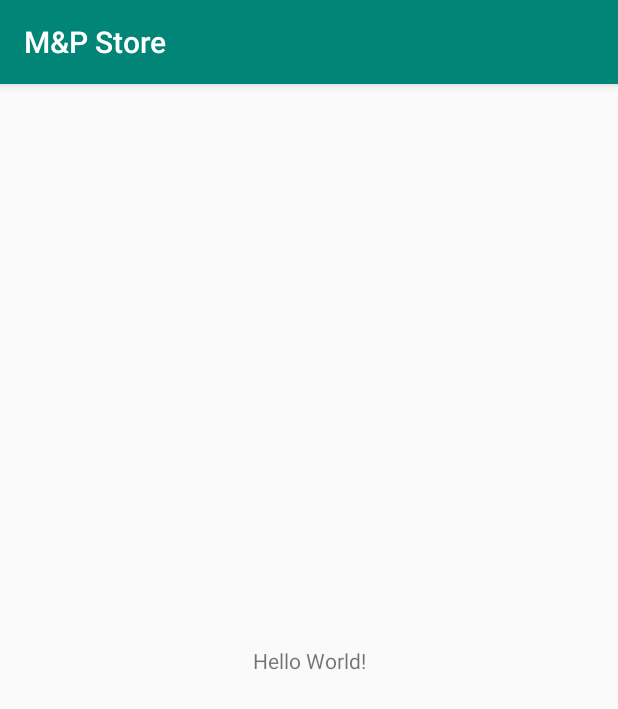
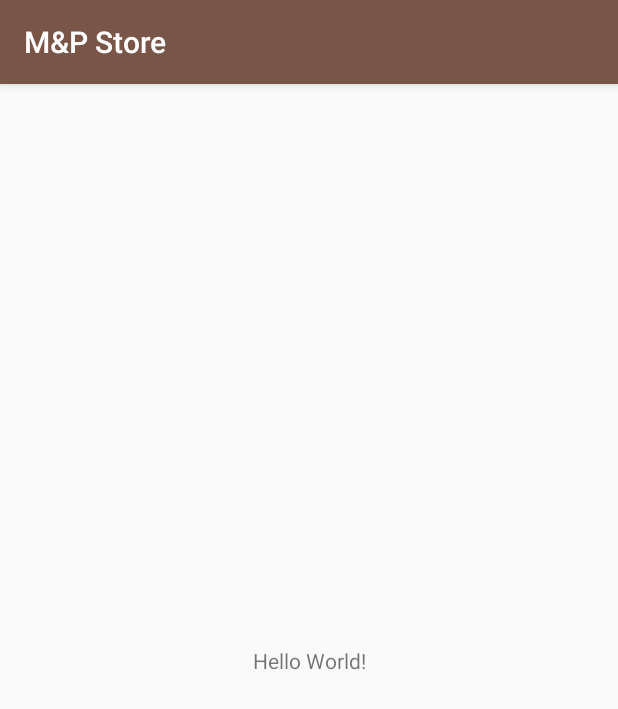
Before and after one commit to GaaliGanesh/MandPStore-Android, an Android app: the screen it shows after launch (MainActivity), on a phone screen of 412 x 824 dp. Shown: the top 709 px of the screen. Run offline under Robolectric (Android 15) with nearby library versions, the phone set to English and light mode, and no system bars.

Commit message:
Android - POC - #1
Card Link : https://github.com/GaaliGanesh/MandPStore-Android/projects/3#card-23316663

Updated code

```diff
--- a/app/src/main/res/values/colors.xml
+++ b/app/src/main/res/values/colors.xml
@@ -1,6 +1,8 @@
 <?xml version="1.0" encoding="utf-8"?>
 <resources>
-    <color name="colorPrimary">#008577</color>
-    <color name="colorPrimaryDark">#00574B</color>
-    <color name="colorAccent">#D81B60</color>
+    <color name="colorPrimary">#795548</color>
+    <color name="colorPrimaryLight">#a98274</color>
+    <color name="colorPrimaryDark">#4b2c20</color>
+    <color name="colorPrimaryText">#ffffff</color>
+    <color name="colorAccent">#ffffff</color>
 </resources>
```
